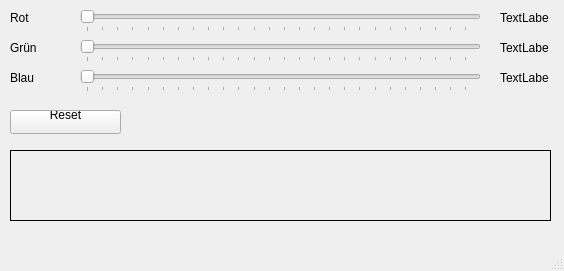
This is mainwindow.ui in striezel/qt-exercises as Qt 5 draws it before an edit. The edited form follows.
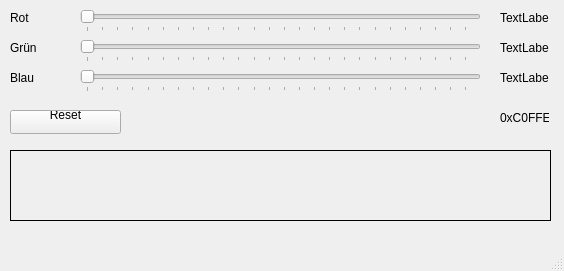
This is the edited form.

Commit message: add display of hexadecimal value for colour

Patch:
```diff
--- a/mainwindow.ui
+++ b/mainwindow.ui
@@ -194,6 +194,19 @@
 </string>
     </property>
    </widget>
+   <widget class="QLabel" name="lblHexValue">
+    <property name="geometry">
+     <rect>
+      <x>500</x>
+      <y>110</y>
+      <width>49</width>
+      <height>16</height>
+     </rect>
+    </property>
+    <property name="text">
+     <string>0xC0FFEE</string>
+    </property>
+   </widget>
   </widget>
   <widget class="QMenuBar" name="menubar">
    <property name="geometry">
```
The commit also changes 2 other files.
